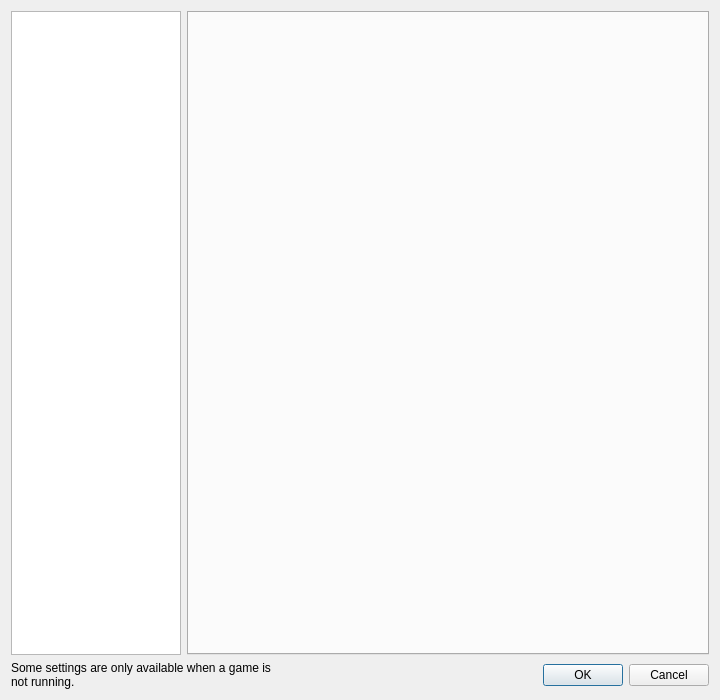
Old version of the form src/storm_switch/configuration/configure.ui in the repository ReiKatari/STORM_SWITCH.
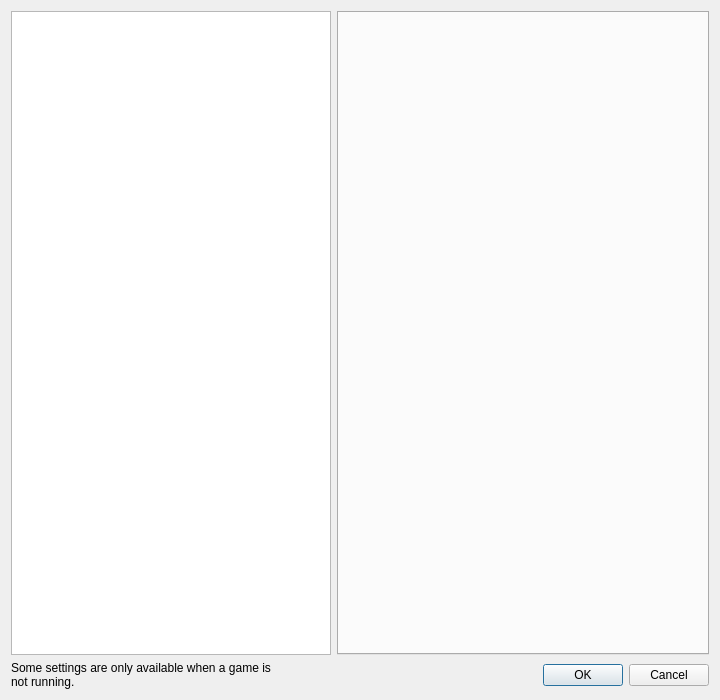
New version of the form.

The edit to the form file:
```diff
--- a/src/storm_switch/configuration/configure.ui
+++ b/src/storm_switch/configuration/configure.ui
@@ -26,13 +26,13 @@
       <widget class="QListWidget" name="selectorList">
        <property name="minimumSize">
         <size>
-         <width>170</width>
+         <width>220</width>
          <height>0</height>
         </size>
        </property>
        <property name="maximumSize">
         <size>
-         <width>170</width>
+         <width>320</width>
          <height>16777215</height>
         </size>
        </property>
```
